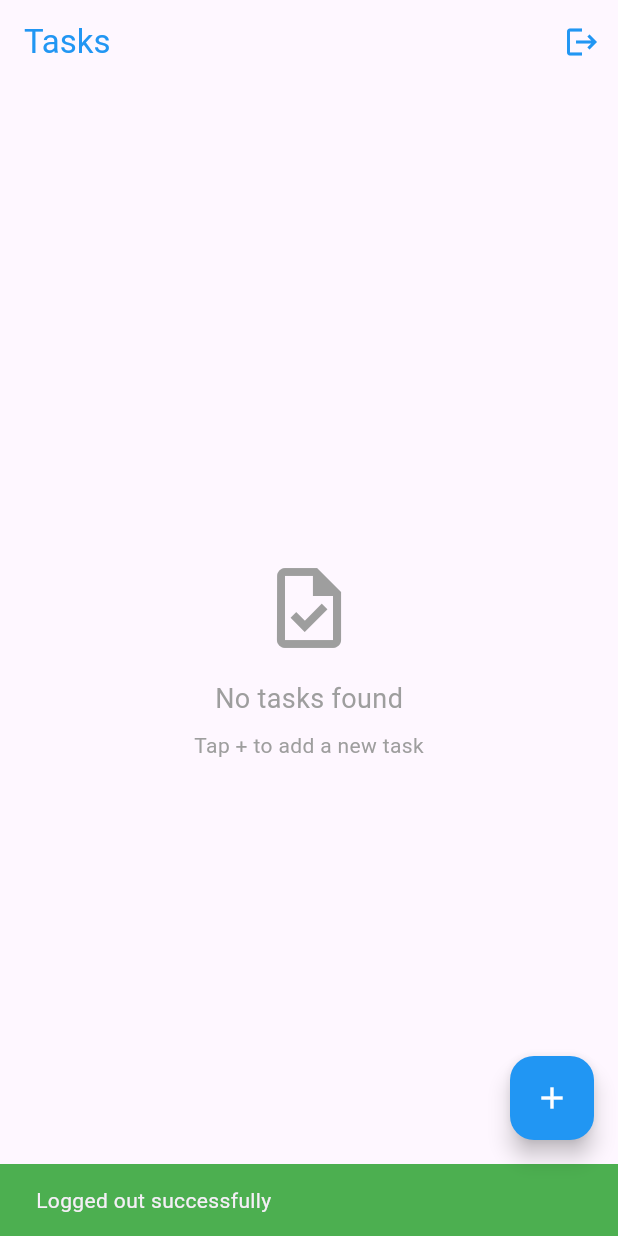
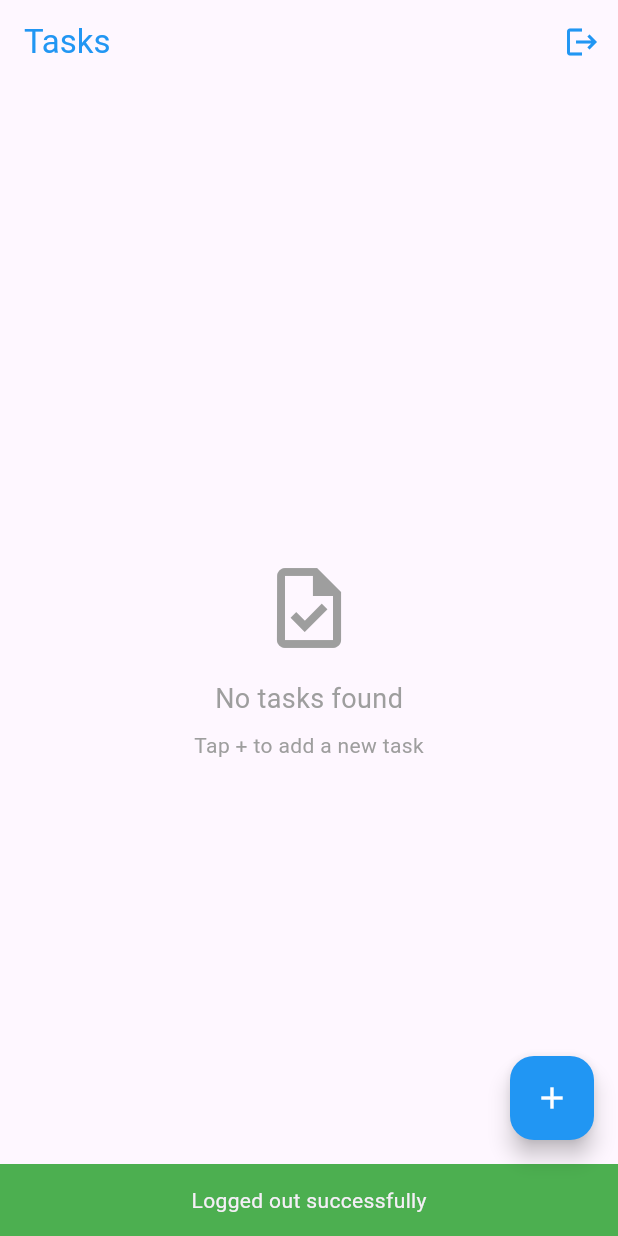
Before and after one commit to AhmedShaltout85/splash_sing_in_up_app, a Flutter app: the screen it shows after launch, after a tap on the "logout" icon, on a phone screen of 412 x 824 dp. Run offline on Flutter 3.47's test engine with Material 3 defaults, Android fonts, the phone set to English and light mode, and no system bars; our stand-ins replace awesome_dialog, cloud_firestore, firebase_auth, firebase_core, fluttertoast, google_sign_in; missing offline and left inert: flutter_facebook_auth; accounts and stored records are empty.

Commit message:
Last-Update: 2025-12-21

```diff
--- a/lib/screens/task/task_screen.dart
+++ b/lib/screens/task/task_screen.dart
@@ -134,7 +134,7 @@ class _TaskScreenState extends State<TaskScreen> {
                 if (mounted) {
                   ScaffoldMessenger.of(context).showSnackBar(
                     const SnackBar(
-                      content: Text('Logged out successfully'),
+                      content: Center(child: Text('Logged out successfully')),
                       backgroundColor: Colors.green,
                     ),
                   );
```
